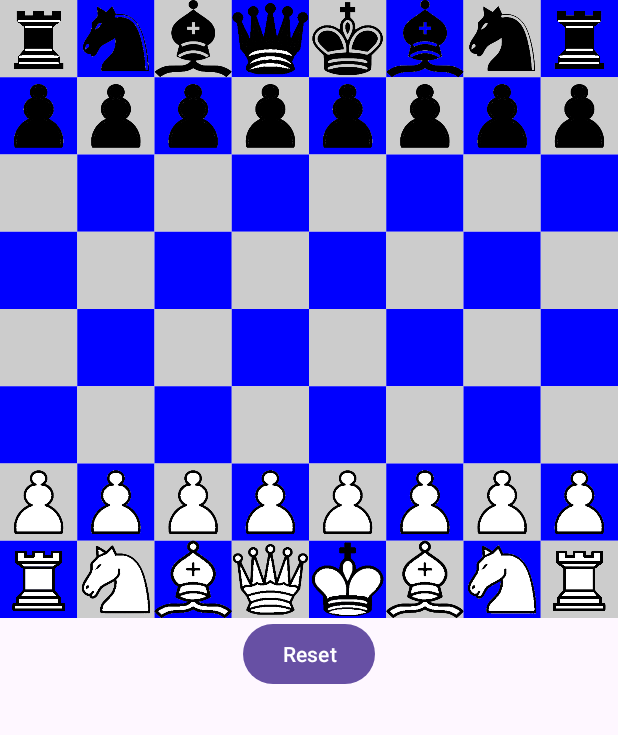
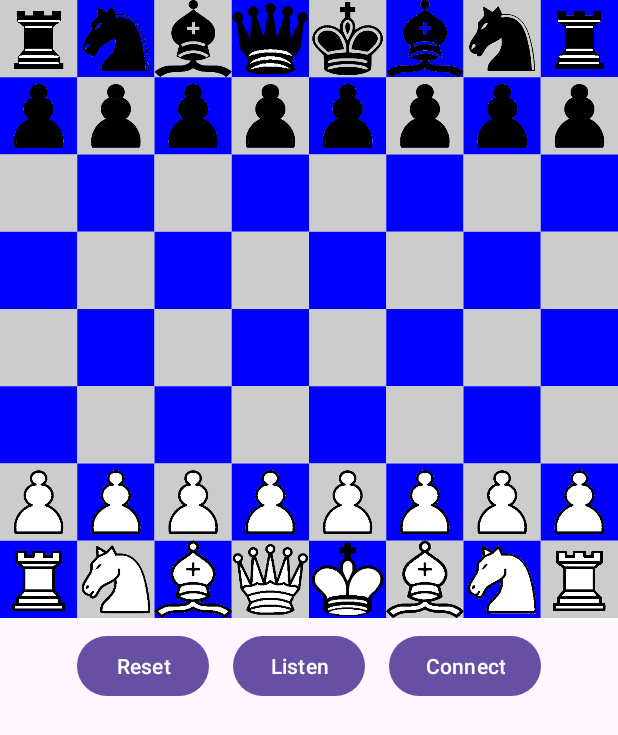
Before and after one commit to iTudor19/Chess-kotlin, an Android app: the screen it shows after launch (MainActivity), on a phone screen of 412 x 824 dp. Shown: the top 735 px of the screen. Run offline under Robolectric (Android 15) with nearby library versions, the phone set to English and light mode, and no system bars.

Commit message:
Alternare culori + pion initial

```diff
--- a/Chess_Prototype/app/src/main/AndroidManifest.xml
+++ b/Chess_Prototype/app/src/main/AndroidManifest.xml
@@ -1,6 +1,8 @@
 <?xml version="1.0" encoding="utf-8"?>
 <manifest xmlns:android="http://schemas.android.com/apk/res/android"
     xmlns:tools="http://schemas.android.com/tools" >
+
+    <uses-permission android:name="android.permission.INTERNET" />
 
     <application
         android:allowBackup="true"
--- a/Chess_Prototype/app/src/main/java/com/example/chess_prototype/ChessModel.kt
+++ b/Chess_Prototype/app/src/main/java/com/example/chess_prototype/ChessModel.kt
@@ -3,7 +3,11 @@ package com.example.chess_prototype
 import android.util.Log
 
 class ChessModel {
-    var piecesBox = mutableSetOf<ChessPiece>()
+        var piecesBox = mutableSetOf<ChessPiece>()
+    var currentPlayer: ChessPlayer = ChessPlayer.WHITE
+    companion object {
+        val currentPlayer: ChessPlayer = ChessPlayer.WHITE
+    }
     init {
         reset()
 
@@ -16,6 +20,22 @@ class ChessModel {
 
         val movingPiece=pieceAt(fromCol,fromRow)?:return
 
+        if (movingPiece.player != currentPlayer) {
+            return
+        }
+
+        if (movingPiece.rank == ChessRank.PAWN) {
+            if (movingPiece.player == ChessPlayer.WHITE) {
+                if (toRow != fromRow + 1 || toCol != fromCol || pieceAt(toCol, toRow) != null) {
+                    return
+                }
+            } else if (movingPiece.player == ChessPlayer.BLACK) {
+                if (toRow != fromRow - 1 || toCol != fromCol || pieceAt(toCol, toRow) != null) {
+                    return
+                }
+            }
+        }
+
         pieceAt(toCol,toRow)?.let{
             if(it.player == movingPiece.player)
             {
@@ -24,14 +44,19 @@ class ChessModel {
             piecesBox.remove(it)}
 
         piecesBox.remove(movingPiece)
+        if (movingPiece.rank == ChessRank.KING) {
+            val kingColor = if (movingPiece.player == ChessPlayer.WHITE) "alb" else "negru"
+            Log.d(TAG, "Regele $kingColor a fost capturat")
+        }
         piecesBox.add(ChessPiece(toCol,toRow,movingPiece.player,movingPiece.rank, movingPiece.resID))
+        currentPlayer = if (currentPlayer == ChessPlayer.WHITE) ChessPlayer.BLACK else ChessPlayer.WHITE
 
     }
-
 
     fun reset()
     {
         piecesBox.removeAll(piecesBox)
+        currentPlayer = ChessPlayer.WHITE
 
         // Piese albe
         piecesBox.add(ChessPiece(0, 0, ChessPlayer.WHITE, ChessRank.ROOK,R.drawable.white_rook))
@@ -131,4 +156,5 @@ fun pieceAt(col: Int, row:Int):ChessPiece?
         desc += "  0 1 2 3 4 5 6 7"
         return desc
     }
+
 }
--- a/Chess_Prototype/app/src/main/java/com/example/chess_prototype/ChessView.kt
+++ b/Chess_Prototype/app/src/main/java/com/example/chess_prototype/ChessView.kt
@@ -69,8 +69,10 @@ class ChessView(context: Context?, attrs:AttributeSet) :View(context,attrs) {
                 fromCol = ((event.x - originX) / cellSide).toInt()
                 fromRow = 7 - ((event.y - originY) / cellSide).toInt()
                 chessDelegate?.pieceAt(fromCol,fromRow)?.let{
-                    movingPiece=it
-                    movingPieceBitmap = bitmaps[it.resID]
+                    if (it.player == ChessModel.currentPlayer) {
+                        movingPiece = it
+                        movingPieceBitmap = bitmaps[it.resID]
+                    }
                 }
 
 
--- a/Chess_Prototype/app/src/main/res/layout/activity_main.xml
+++ b/Chess_Prototype/app/src/main/res/layout/activity_main.xml
@@ -5,7 +5,7 @@
     android:layout_width="match_parent"
     android:layout_gravity="center"
     android:orientation="vertical">
-    >
+
 
 <com.example.chess_prototype.ChessView
 
@@ -13,11 +13,33 @@
     android:layout_width="wrap_content"
     android:layout_height="wrap_content"/>
 
-    <Button
-        android:id="@+id/reset_button"
-        android:layout_width="wrap_content"
+    <LinearLayout
+        android:layout_width="match_parent"
         android:layout_height="wrap_content"
-        android:layout_gravity="center"
-        android:text="@string/reset_button"
-        />
+        android:gravity="center"
+        android:orientation="horizontal">
+
+         <Button
+            android:id="@+id/reset_button"
+            android:layout_width="wrap_content"
+            android:layout_height="wrap_content"
+             android:layout_margin="8dp"
+            android:text="@string/reset_button" />
+
+        <Button
+            android:id="@+id/listen_button"
+            android:layout_width="wrap_content"
+            android:layout_height="wrap_content"
+            android:layout_margin="8dp"
+            android:text="@string/listen_buttton" />
+
+        <Button
+            android:id="@+id/connect_button"
+            android:layout_width="wrap_content"
+            android:layout_height="wrap_content"
+            android:layout_margin="8dp"
+            android:text="@string/connect_buttton" />
+
+    </LinearLayout>>
+
 </LinearLayout>
--- a/Chess_Prototype/app/src/main/res/values/strings.xml
+++ b/Chess_Prototype/app/src/main/res/values/strings.xml
@@ -1,4 +1,6 @@
 <resources>
     <string name="app_name">Chess_Prototype</string>
     <string name="reset_button">Reset</string>
+    <string name="listen_buttton">Listen</string>
+    <string name="connect_buttton">Connect</string>
 </resources>
```
Also changed, not shown: Chess_Prototype/app/src/main/java/com/example/chess_prototype/MainActivity.kt (+21 -0 lines).
